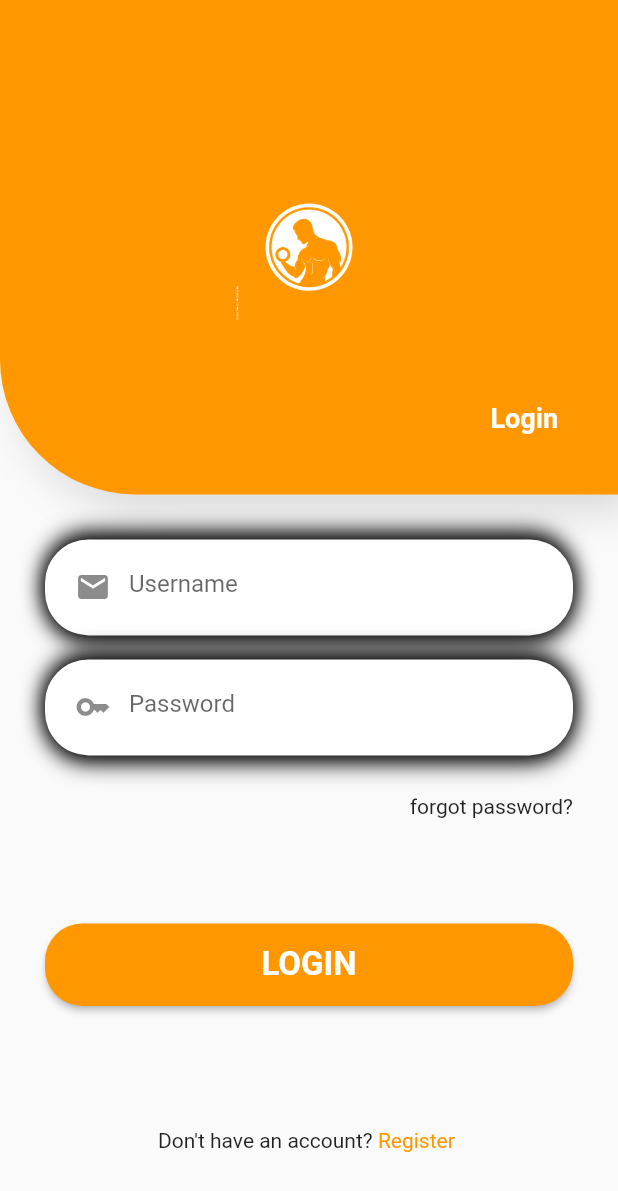
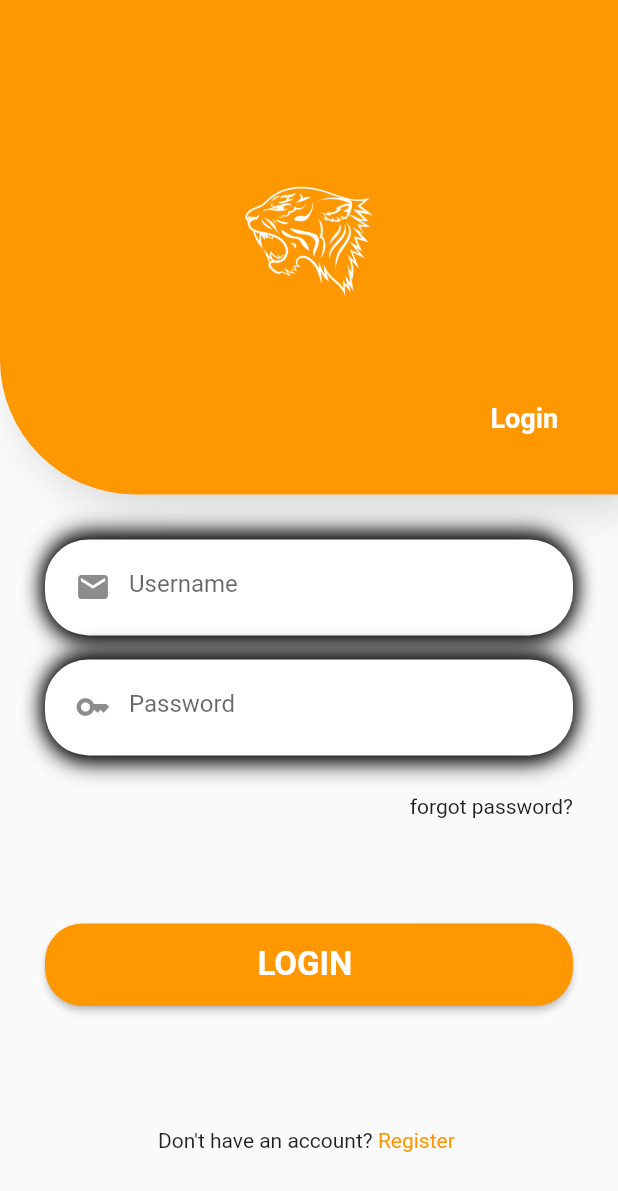
Before and after one commit to FAClassProject/uichallengeflutter, a Flutter app: the LoginPage screen opened directly, on a phone screen of 412 x 824 dp. Shown: the top 1191 px of the screen. Run offline on Flutter 3.47's test engine with Material 2 defaults, Android fonts, the light colour scheme and no system bars; drawn by our look-alikes of flutter_neumorphic.

Commit message:
Nsisong Bassey

```diff
--- a/lib/constants.dart
+++ b/lib/constants.dart
@@ -1,8 +1,8 @@
 class Texts{
   final title = 'Practical';
   final tap = 'Tap anywhere!';
-  final logo = 'assets/images/prac_logo.png';
-  final login = 'LOGIN';
+  final logo = 'assets/images/logo__.png';
+  final login = 'LOGIN ';
   final loginS = 'Login';
   final username = 'Username';
   final password = 'Password';
--- a/lib/login.dart
+++ b/lib/login.dart
@@ -18,18 +18,7 @@ class _LoginPageState extends State<LoginPage> {
       body: SafeArea(
         child: Column(
           children: [
-            _buildTopHalf(),
-            Expanded(
-              child: _buildBottomHalf(),
-            ),
-          ],
-        ),
-      ),
-    );
-  }
-
-  Widget _buildTopHalf() {
-    return Container(
+            Container(
               height: MediaQuery.of(context).size.height * 0.4,
               child: Stack(
                 children: [
@@ -72,12 +61,9 @@ class _LoginPageState extends State<LoginPage> {
                   ),
                 ],
               ),
-    );
-
-  }
-
-  Widget _buildBottomHalf() {
-    return Padding(
+            ),
+            Expanded(
+              child: Padding(
             padding: const EdgeInsets.all(30.0),
       child: Column(
         crossAxisAlignment: CrossAxisAlignment.stretch,
@@ -159,28 +145,36 @@ class _LoginPageState extends State<LoginPage> {
                 style: TextStyle(
                     color: Colors.white,
                     fontSize: 22,
-                  fontWeight: FontWeight.bold
+                    fontWeight: FontWeight.bold),
               ),
             ),
           ),
+          SizedBox(
+            height: 82,
           ),
-          SizedBox(height: 82,),
           Row(
             mainAxisAlignment: MainAxisAlignment.center,
             children: [
               Text(Texts().noAccount),
               GestureDetector(
-                  onTap: (){
+                  onTap: () {
                     Navigator.push(
                       context,
                       MaterialPageRoute(builder: (context) => RegisterPage()),
                     );
                   },
-                  child: Text(Texts().register, style: TextStyle(color: Colors.orange),))
+                  child: Text(
+                    Texts().register,
+                    style: TextStyle(color: Colors.orange),
+                  ))
             ],
           ),
-
         ],
+      ),
+    ),
+            ),
+          ],
+        ),
       ),
     );
   }
--- a/pubspec.yaml
+++ b/pubspec.yaml
@@ -61,7 +61,7 @@ flutter:
 
   # To add assets to your application, add an assets section, like this:
   assets:
-    - assets/images/prac_logo.png
+    - assets/images/logo__.png
 
 
   # An image asset can refer to one or more resolution-specific "variants", see
```
Also changed, not shown: assets/images/logo__.png (added), assets/images/password_pool_logo.png (deleted), assets/images/prac_logo.png (deleted), 5 other files. Lines whose indentation alone changed are shown as unchanged.
